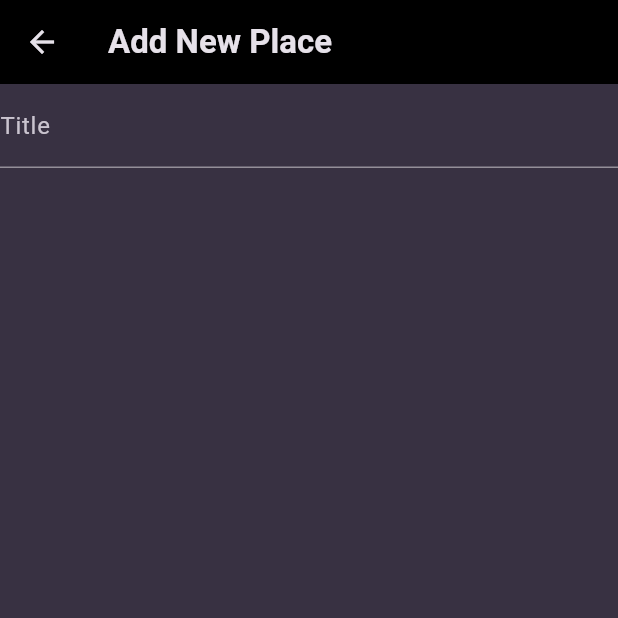
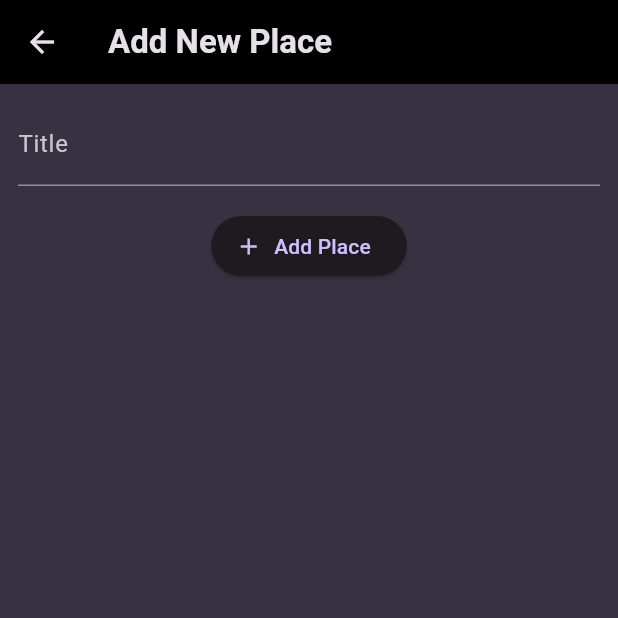
Before and after one commit to Aymen-Khanfir/favorite-places, a Flutter app: the AddPlaceScreen screen opened directly, on a phone screen of 412 x 824 dp, the top half of it. Run offline on Flutter 3.47's test engine with Material 3 defaults, Android fonts, the phone set to English and light mode, and no system bars; our stand-ins replace google_fonts, hooks_riverpod.

Commit message:
Adding a new add place screen

```diff
--- a/lib/screens/add_place.dart
+++ b/lib/screens/add_place.dart
@@ -8,20 +8,37 @@ class AddPlaceScreen extends StatefulWidget {
 }
 
 class _AddPlaceState extends State<AddPlaceScreen> {
+  final _titleController = TextEditingController();
+
+  @override
+  void dispose() {
+    _titleController.dispose();
+    super.dispose();
+  }
+
   @override
   Widget build(BuildContext context) {
     return Scaffold(
       appBar: AppBar(
         title: const Text('Add New Place'),
       ),
-      body: const SingleChildScrollView(
-        child: Column(children: [
-          TextField(
-            decoration: InputDecoration(
-              label: Text('Title'),
+      body: SingleChildScrollView(
+        padding: const EdgeInsets.all(12),
+        child: Column(
+          children: [
+            TextField(
+              decoration: const InputDecoration(label: Text('Title')),
+              controller: _titleController,
+              style: TextStyle(color: Theme.of(context).colorScheme.onSurface),
             ),
-          ),
-        ]),
+            const SizedBox(height: 16),
+            ElevatedButton.icon(
+              onPressed: () {},
+              icon: const Icon(Icons.add),
+              label: const Text('Add Place'),
+            )
+          ],
+        ),
       ),
     );
   }
```
